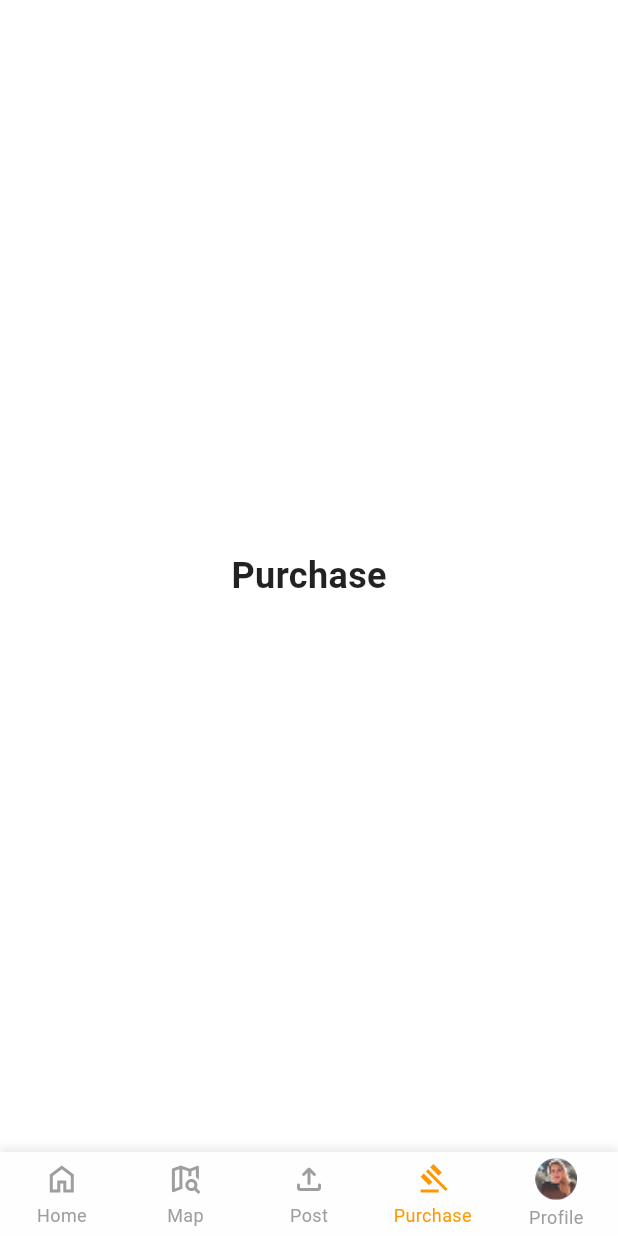
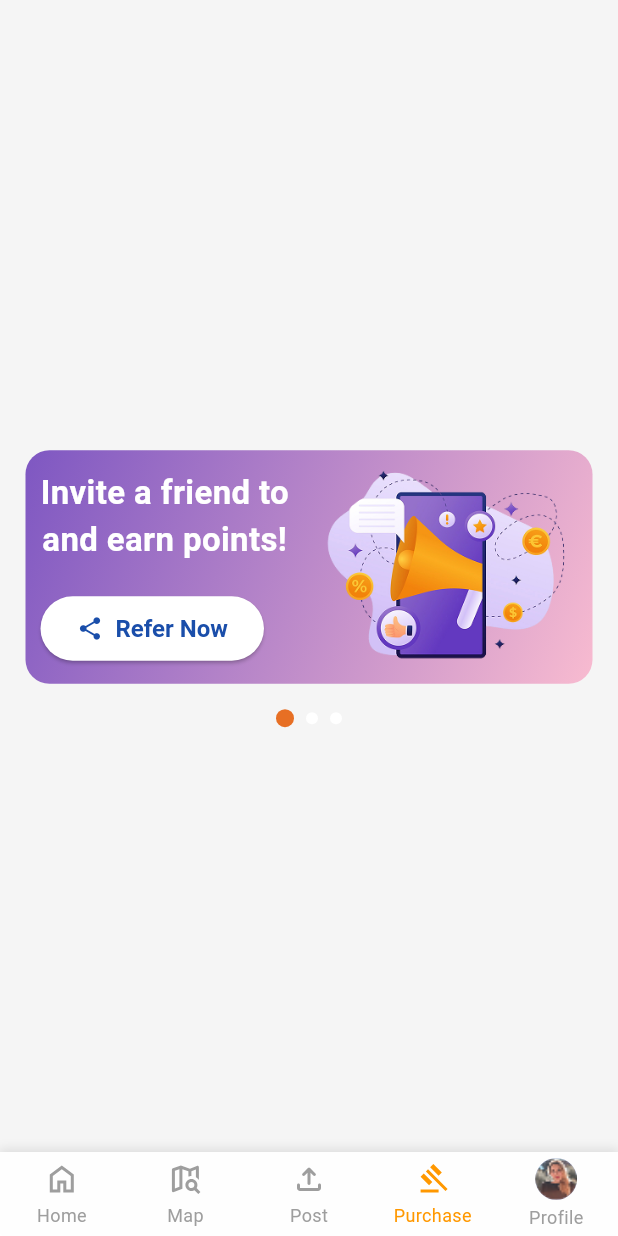
Before and after one commit to aibuzztech2024/medOCR, a Flutter app: the screen it shows after launch, item 4 of the bottom bar chosen, on a phone screen of 412 x 824 dp. Run offline on Flutter 3.47's test engine with Material 3 defaults, Android fonts, the phone set to English and light mode, and no system bars; drawn by our look-alikes of persistent_bottom_nav_bar_v2; our stand-ins replace animate_do, avatar_glow, country_picker, dotted_border, easy_stepper, flutter_compass and 5 more.

Commit message:
referral card is created

```diff
--- /dev/null
+++ b/lib/models/map/referral_model.dart
@@ -0,0 +1,20 @@
+import 'package:flutter/material.dart';
+
+//Todo:referal card model
+class ReferCardModel {
+  final String title;
+  final String imagePath;
+  final String buttonLabel;
+  final List<Color> gradientColors;
+  final IconData icon;
+  final Color titleColor;
+
+  ReferCardModel({
+    required this.title,
+    required this.imagePath,
+    required this.buttonLabel,
+    required this.gradientColors,
+    required this.icon,
+    required this.titleColor,
+  });
+}
--- /dev/null
+++ b/lib/viewModels/map/referral_conroller.dart
@@ -0,0 +1,51 @@
+import 'dart:async';
+
+import 'package:flutter/material.dart';
+import 'package:get/get.dart';
+import 'package:get/get_state_manager/src/simple/get_controllers.dart';
+
+import '../../models/map/referral_model.dart';
+//Todo:referal card controller
+
+class ReferController extends GetxController {
+  final currentIndex = 0.obs;
+
+  final List<ReferCardModel> cards = [
+    ReferCardModel(
+      title: "Invite a friend to\nand earn points!",
+      imagePath: "assets/images/gradient-affiliate-marketing-illustration.png",
+      buttonLabel: "Refer Now",
+      gradientColors: [Colors.deepPurple.shade400, Colors.pink.shade100],
+      icon: Icons.share,
+      titleColor: Colors.white,
+    ),
+    ReferCardModel(
+      title: "Donate today and\n make a change!",
+      imagePath: "assets/images/gradient-affiliate-marketing-illustration4.png",
+      buttonLabel: "Donate Now",
+      gradientColors: [Color(0xFFDBEBE8), Color(0xFFDBEBE8)],
+      icon: Icons.volunteer_activism,
+      titleColor: Colors.black,
+    ),
+    ReferCardModel(
+      title: "Grab this coupon\n and save big now!",
+      imagePath: "assets/images/gradient-affiliate-marketing-illustration3.png",
+      buttonLabel: "Redeem Now",
+      gradientColors: [Color(0xFFD8DCFF), Color(0xFFD8DCFF)],
+      icon: Icons.card_giftcard,
+      titleColor: Colors.black,
+    ),
+  ];
+
+  @override
+  void onInit() {
+    Timer.periodic(Duration(seconds: 3), (timer) {
+      currentIndex.value = (currentIndex.value + 1) % cards.length;
+    });
+    super.onInit();
+  }
+
+  void onButtonPressed(String label) {
+    Get.snackbar("Action", "$label button clicked!");
+  }
+}
--- a/lib/views/map/widgets/bottom_nav_bar.dart
+++ b/lib/views/map/widgets/bottom_nav_bar.dart
@@ -4,15 +4,13 @@ import 'package:get/get.dart';
 import 'package:persistent_bottom_nav_bar_v2/persistent_bottom_nav_bar_v2.dart';
 
 import '../../../viewModels/map/bottom_nav_controller.dart';
+import 'referral_card_widget.dart';
 
 /// Main navigation with Home, Map, Post, Purchase, and Profile tabs
 
 class BottomNavBar extends StatelessWidget {
   final BottomNavController navController = Get.put(BottomNavController());
 
-  // TODO: Replace placeholder screens with actual content
-
-  // Custom SVG icon that changes color based on state
   Widget _buildSvgIcon(String assetPath, bool isSelected) {
     return SvgPicture.asset(
       assetPath,
@@ -24,6 +22,9 @@ class BottomNavBar extends StatelessWidget {
     );
   }
 
+  // TODO: Replace placeholder screens with actual content
+
+  // Custom SVG icon that changes color based on state
   // Define data for each tab
   final List<Map<String, dynamic>> _tabData = [
     {
@@ -49,22 +50,12 @@ class BottomNavBar extends StatelessWidget {
     {
       'icon': 'assets/icons/upload.svg',
       'title': "Post",
-      'screen': Center(
-        child: Text(
-          "Post",
-          style: TextStyle(fontSize: 24, fontWeight: FontWeight.bold),
-        ),
-      ),
+      'screen': Center(child: Text("Post")),
     },
     {
       'icon': 'assets/icons/purchase.svg',
       'title': "Purchase",
-      'screen': Center(
-        child: Text(
-          "Purchase",
-          style: TextStyle(fontSize: 24, fontWeight: FontWeight.bold),
-        ),
-      ),
+      'screen': Center(child: ReferralCard()),
     },
     {
       'icon': CircleAvatar(
--- /dev/null
+++ b/lib/views/map/widgets/referral_card_widget.dart
@@ -0,0 +1,116 @@
+import 'package:flutter/material.dart';
+import 'package:get/get.dart';
+
+import '../../../core/themes/light/light_theme_colors.dart';
+import '../../../core/widgets/app_button.dart';
+import '../../../core/widgets/app_text.dart';
+import '../../../viewModels/map/referral_conroller.dart';
+
+//Todo:referal card
+
+/// referral card which shown for discount and donation it is that thing
+///
+class ReferralCard extends StatelessWidget {
+  final ReferController controller = Get.put(ReferController());
+
+  @override
+  Widget build(BuildContext context) {
+    return Scaffold(
+      backgroundColor: Colors.grey.shade100,
+      body: Center(
+        child: Obx(() {
+          final current = controller.cards[controller.currentIndex.value];
+          return Column(
+            mainAxisSize: MainAxisSize.min,
+            children: [
+              Container(
+                margin: EdgeInsets.all(17),
+                padding: EdgeInsets.all(10),
+                decoration: BoxDecoration(
+                  borderRadius: BorderRadius.circular(16),
+                  gradient: LinearGradient(
+                    colors: current.gradientColors,
+                    begin: Alignment.topLeft,
+                    end: Alignment.bottomRight,
+                  ),
+                ),
+                child: SizedBox(
+                  child: Row(
+                    children: [
+                      Column(
+                        crossAxisAlignment: CrossAxisAlignment.start,
+                        children: [
+                          AppText.heading(
+                            current.title,
+                            textAlign: TextAlign.center,
+                            color: current.titleColor,
+                            fontSize: 22,
+                          ),
+                          SizedBox(height: 20),
+                          AppButton(
+                            type: ButtonType.filled,
+                            onPressed:
+                                () => controller.onButtonPressed(
+                                  current.buttonLabel,
+                                ),
+                            color: LightThemeColors.scaffoldBackground,
+                            textColor: LightThemeColors.titleText,
+                            borderRadius: 30,
+                            padding: EdgeInsets.symmetric(
+                              horizontal: 24,
+                              vertical: 12,
+                            ),
+                            child: Row(
+                              mainAxisSize: MainAxisSize.min,
+                              children: [
+                                Icon(
+                                  current.icon,
+                                  color: LightThemeColors.titleText,
+                                ),
+                                SizedBox(width: 8),
+                                Text(
+                                  current.buttonLabel,
+                                  style: TextStyle(
+                                    color: LightThemeColors.titleText,
+                                  ),
+                                ),
+                              ],
+                            ),
+                          ),
+                        ],
+                      ),
+                      SizedBox(width: 20),
+                      Expanded(child: Image.asset(current.imagePath)),
+                    ],
+                  ),
+                ),
+              ),
+              Row(
+                mainAxisAlignment: MainAxisAlignment.center,
+                children: List.generate(
+                  controller.cards.length,
+                  (i) => _buildDot(i == controller.currentIndex.value),
+                ),
+              ),
+            ],
+          );
+        }),
+      ),
+    );
+  }
+
+  Widget _buildDot(bool isActive) {
+    return Container(
+      margin: EdgeInsets.symmetric(horizontal: 4),
+      width: isActive ? 12 : 8,
+      height: isActive ? 12 : 8,
+      decoration: BoxDecoration(
+        color:
+            isActive
+                ? const Color.fromARGB(255, 231, 111, 36)
+                : LightThemeColors.scaffoldBackground,
+        shape: BoxShape.circle,
+      ),
+    );
+  }
+}
```
Also changed, not shown: assets/images/gradient-affiliate-marketing-illustration-1.png (added), assets/images/gradient-affiliate-marketing-illustration.png (added), assets/images/gradient-affiliate-marketing-illustration2.png (added), assets/images/gradient-affiliate-marketing-illustration3.png (added), assets/images/gradient-affiliate-marketing-illustration4.png (added).
